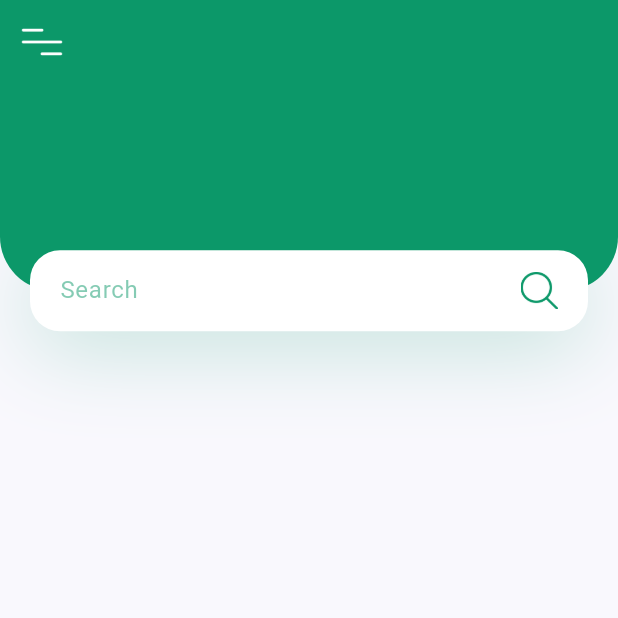
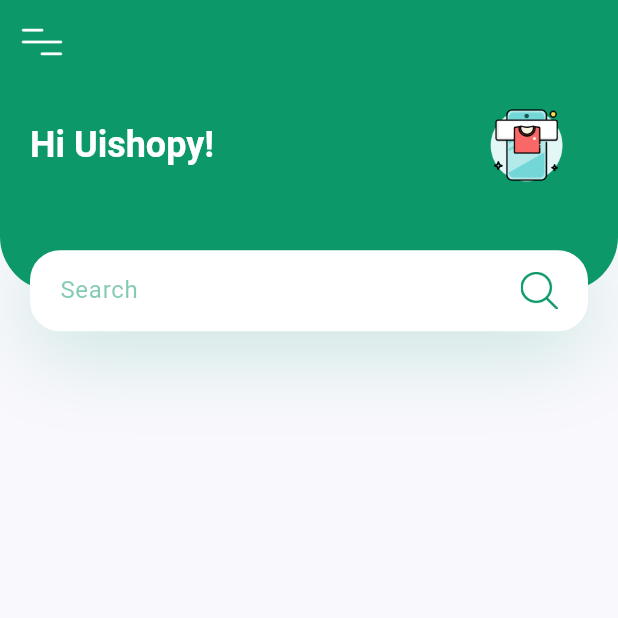
Before and after one commit to AbrarImamSatria/PlantApp, a Flutter app: the screen it shows after launch, on a phone screen of 412 x 824 dp, the top half of it. Run offline on Flutter 3.47's test engine with Material 3 defaults, Android fonts, the phone set to English and light mode, and no system bars.

Commit message:
membuat title dan logo

```diff
--- a/lib/screens/home/components/body.dart
+++ b/lib/screens/home/components/body.dart
@@ -16,6 +16,11 @@ class Body extends StatelessWidget {
           child: Stack(
             children: <Widget>[
               Container(
+                padding: EdgeInsets.only(
+                  left: kDefaultPadding,
+                  right: kDefaultPadding,
+                  bottom: 36 + kDefaultPadding,
+                ),
                 height: size.height * 0.2 - 27,
                 decoration: BoxDecoration(
                   color: kPrimaryColor,
@@ -23,6 +28,24 @@ class Body extends StatelessWidget {
                     bottomLeft: Radius.circular(36),
                     bottomRight: Radius.circular(36),
                   ),
+                ),
+                child: Row(
+                  children: <Widget>[
+                    Text(
+                      'Hi Uishopy!',
+                      style: Theme.of(
+                        context,
+                      ).textTheme.headlineSmall?.copyWith(
+                        color: Colors.white,
+                        fontWeight: FontWeight.bold,
+                      ),
+                    ),
+                    Spacer(),
+                    Transform.scale(
+                      scale: 0.7,
+                      child: Image.asset("assets/images/shopping.png"),
+                    ),
+                  ],
                 ),
               ),
               Positioned(
```
Also changed, not shown: assets/images/shopping.png (added).
